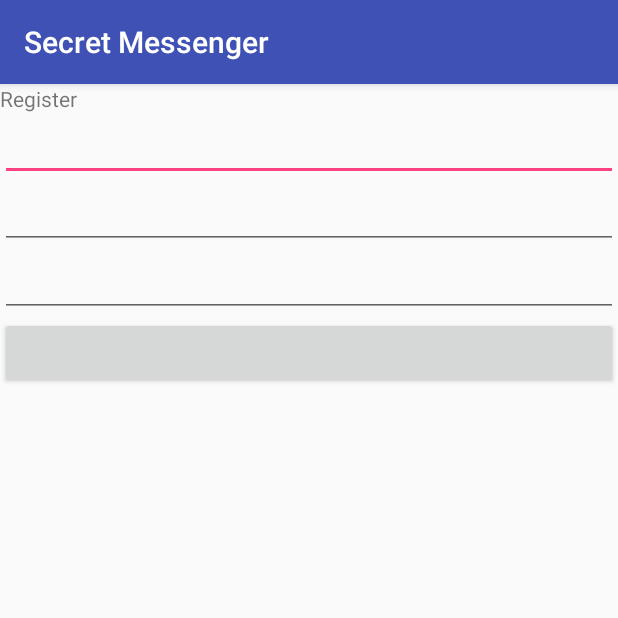
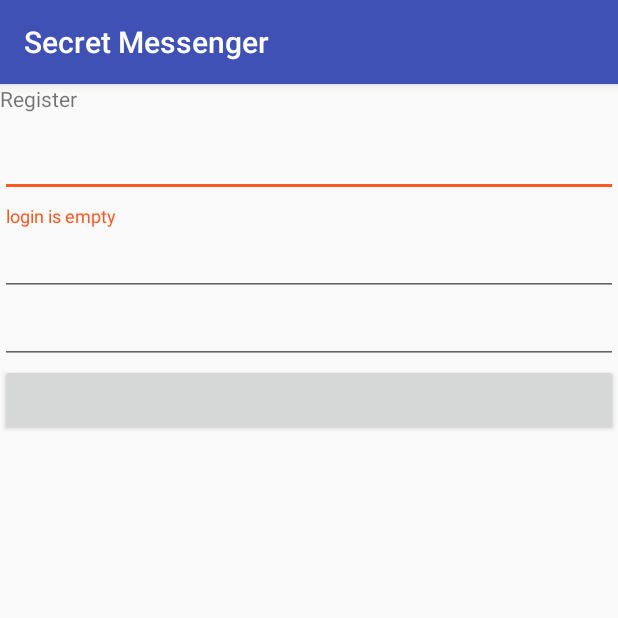
Before and after one commit to elpassion-workshops/android-workshops, an Android app: the RegisterActivity screen opened directly, with no data from a screen before it, after a tap on an icon or button, on a phone screen of 412 x 824 dp, the top half of it. Run offline under Robolectric (Android 15) with nearby library versions, the phone set to English and light mode, and no system bars; 1 statement that could not run was skipped.

Commit message:
should show error message on empty login

```diff
--- a/app/build.gradle
+++ b/app/build.gradle
@@ -44,6 +44,7 @@ android {
 dependencies {
     compile "com.elpassion.android.commons:recycler:0.0.9"
     compile 'com.android.support:appcompat-v7:24.2.0'
+    compile 'com.android.support:design:24.2.0'
 
     compile 'io.reactivex:rxjava:1.1.9'
     compile "org.jetbrains.kotlin:kotlin-stdlib:$kotlinVersion"
--- a/app/src/main/java/com/elpassion/secretmessenger/register/RegisterActivity.kt
+++ b/app/src/main/java/com/elpassion/secretmessenger/register/RegisterActivity.kt
@@ -20,19 +20,16 @@ class RegisterActivity : AppCompatActivity(), Register.View {
     }
 
     override fun showErrorPasswordsDontMatch() {
-        throw UnsupportedOperationException("not implemented") //To change body of created functions use File | Settings | File Templates.
     }
 
     override fun showErrorEmptyPassword() {
-        throw UnsupportedOperationException("not implemented") //To change body of created functions use File | Settings | File Templates.
     }
 
     override fun showErrorEmptyLogin() {
-        throw UnsupportedOperationException("not implemented") //To change body of created functions use File | Settings | File Templates.
+        loginInputLayout.error = getString(R.string.login_empty_error)
     }
 
     override fun showErrorRegistrationFail() {
-        throw UnsupportedOperationException("not implemented") //To change body of created functions use File | Settings | File Templates.
     }
 
     override fun init() {
--- a/app/src/main/java/com/elpassion/secretmessenger/register/RegisterController.kt
+++ b/app/src/main/java/com/elpassion/secretmessenger/register/RegisterController.kt
@@ -15,7 +15,6 @@ class RegisterController(val api: Register.Api, val view: Register.View) {
             view.showErrorPasswordsDontMatch()
         } else if (login.isNotEmpty() && password.isNotEmpty()) {
             view.showLoader()
-
             api.register(login, password)
                     .doOnTerminate { view.dismissLoader() }
                     .subscribe({
--- a/app/src/main/res/layout/register_layout.xml
+++ b/app/src/main/res/layout/register_layout.xml
@@ -10,10 +10,17 @@
         android:layout_height="wrap_content"
         android:text="@string/register_header" />
 
-    <EditText
-        android:id="@+id/loginInput"
+    <android.support.design.widget.TextInputLayout
+        android:id="@+id/loginInputLayout"
         android:layout_width="match_parent"
-        android:layout_height="wrap_content" />
+        android:layout_height="wrap_content">
+
+        <EditText
+            android:id="@+id/loginInput"
+            android:layout_width="match_parent"
+            android:layout_height="wrap_content" />
+
+    </android.support.design.widget.TextInputLayout>
 
     <EditText
         android:id="@+id/passwordInput"
@@ -21,11 +28,13 @@
         android:layout_height="wrap_content"
         android:inputType="textPassword" />
 
+
     <EditText
         android:id="@+id/repeatedPasswordInput"
         android:layout_width="match_parent"
         android:layout_height="wrap_content"
         android:inputType="textPassword" />
+
 
     <Button
         android:id="@+id/registerButton"
--- a/app/src/main/res/values/strings.xml
+++ b/app/src/main/res/values/strings.xml
@@ -2,4 +2,5 @@
     <string name="app_name">Secret Messenger</string>
     <string name="login_header">Login</string>
     <string name="register_header">Register</string>
+    <string name="login_empty_error">login is empty</string>
 </resources>
```
Also changed, not shown: 1 other file.
